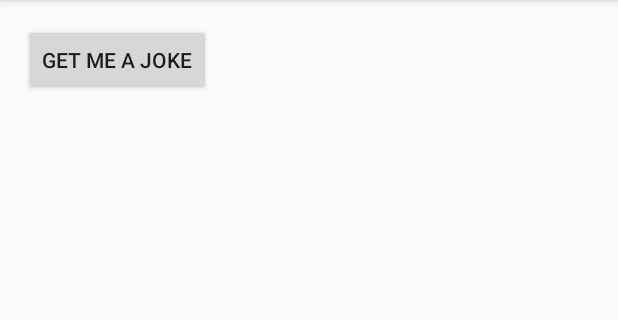
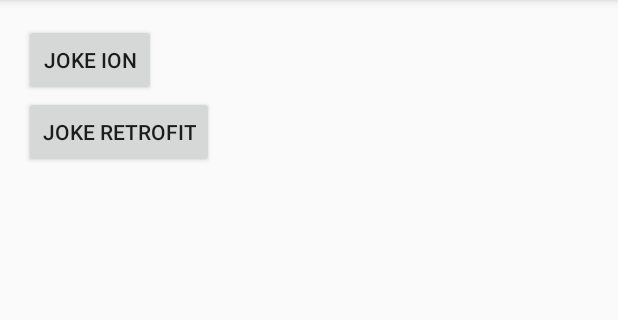
Before and after one commit to vrangasayee/CS175Fall2016Android, an Android app: the screen it shows after launch (MainActivity), on a phone screen of 412 x 824 dp, the part 84-404 px from its top. Run offline under Robolectric (Android 15) with nearby library versions, the phone set to English and light mode, and no system bars; libraries missing offline, so code that uses them is left out: com.koushikdutta.async, com.koushikdutta.ion; pictures from the network do not load.

Commit message:
Added Retrofit  and GSON support

```diff
--- a/CatsandJokes/app/build.gradle
+++ b/CatsandJokes/app/build.gradle
@@ -29,4 +29,9 @@ dependencies {
 
     // Ion for URL loading
     compile 'com.koushikdutta.ion:ion:2.+'
+
+    // Use GSON and retrofit
+    compile 'com.google.code.gson:gson:2.6.2'
+    compile 'com.squareup.retrofit2:retrofit:2.1.0'
+    compile 'com.squareup.retrofit2:converter-gson:2.1.0'
 }
--- a/CatsandJokes/app/src/main/AndroidManifest.xml
+++ b/CatsandJokes/app/src/main/AndroidManifest.xml
@@ -8,7 +8,7 @@
         android:label="@string/app_name"
         android:supportsRtl="true"
         android:theme="@style/AppTheme">
-        <activity android:name=".MainActivity">
+        <activity android:name=".ui.MainActivity">
             <intent-filter>
                 <action android:name="android.intent.action.MAIN" />
 
--- /dev/null
+++ b/CatsandJokes/app/src/main/java/edu/sjsu/fall2016/cs175/catsandjokes/data/ICNDBService.java
@@ -0,0 +1,9 @@
+package edu.sjsu.fall2016.cs175.catsandjokes.data;
+
+import retrofit2.Call;
+import retrofit2.http.GET;
+
+public interface ICNDBService {
+    @GET("jokes/random}")
+    Call<JokeResponse> getJoke();
+}
--- /dev/null
+++ b/CatsandJokes/app/src/main/java/edu/sjsu/fall2016/cs175/catsandjokes/data/remote/RetrofitHelper.java
@@ -0,0 +1,27 @@
+package edu.sjsu.fall2016.cs175.catsandjokes.data.remote;
+
+import edu.sjsu.fall2016.cs175.catsandjokes.data.ICNDBService;
+import retrofit2.Retrofit;
+import retrofit2.converter.gson.GsonConverterFactory;
+
+/**
+ * Created by narayan on 9/28/16.
+ */
+
+public class RetrofitHelper {
+
+    public static final String BASE_URL = "http://api.icndb.com/";
+    private static Retrofit retrofit;
+
+    public static void init() {
+        retrofit = new Retrofit.Builder()
+            .baseUrl(BASE_URL)
+            .addConverterFactory(GsonConverterFactory.create())
+            .build();
+    }
+
+
+    public static ICNDBService getService() {
+        return retrofit.create(ICNDBService.class);
+    }
+}
--- a/CatsandJokes/app/src/main/java/edu/sjsu/fall2016/cs175/catsandjokes/MainActivity.java
+++ b/CatsandJokes/app/src/main/java/edu/sjsu/fall2016/cs175/catsandjokes/ui/MainActivity.java
@@ -1,9 +1,10 @@
-package edu.sjsu.fall2016.cs175.catsandjokes;
+package edu.sjsu.fall2016.cs175.catsandjokes.ui;
 
 import android.support.v7.app.AppCompatActivity;
 import android.os.Bundle;
 import android.view.View;
 import android.widget.TextView;
+import android.widget.Toast;
 
 import com.koushikdutta.async.future.FutureCallback;
 import com.koushikdutta.async.future.FutureRunnable;
@@ -12,12 +13,24 @@ import com.koushikdutta.ion.Ion;
 import org.json.JSONException;
 import org.json.JSONObject;
 
+import edu.sjsu.fall2016.cs175.catsandjokes.R;
+import edu.sjsu.fall2016.cs175.catsandjokes.data.ICNDBService;
+import edu.sjsu.fall2016.cs175.catsandjokes.data.JokeResponse;
+import edu.sjsu.fall2016.cs175.catsandjokes.data.remote.RetrofitHelper;
+import retrofit2.Call;
+import retrofit2.Callback;
+import retrofit2.Response;
+import retrofit2.Retrofit;
+
 public class MainActivity extends AppCompatActivity {
+    private ICNDBService apiService;
 
     @Override
     protected void onCreate(Bundle savedInstanceState) {
         super.onCreate(savedInstanceState);
         setContentView(R.layout.activity_main);
+        RetrofitHelper.init();
+        apiService =  RetrofitHelper.getService();
     }
 
     public void jokeClicked(View view) {
@@ -32,6 +45,7 @@ public class MainActivity extends AppCompatActivity {
                 });
 
     }
+
 
     /**
      * {
@@ -57,4 +71,22 @@ public class MainActivity extends AppCompatActivity {
             e.printStackTrace();
         }
     }
+
+    public void jokeClickedRetrofit(View view) {
+        Call<JokeResponse> jokeResponse = apiService.getJoke();
+        jokeResponse.enqueue(new Callback<JokeResponse>() {
+            @Override
+            public void onResponse(Call<JokeResponse> call, Response<JokeResponse> response) {
+                TextView jokeText = (TextView) findViewById(R.id.joke);
+                jokeText.setText(response.body().getJokeString());
+            }
+
+            @Override
+            public void onFailure(Call<JokeResponse> call, Throwable t) {
+                Toast.makeText(MainActivity.this, "API Failure", Toast.LENGTH_LONG).show();
+            }
+        });
+
+
+    }
 }
--- a/CatsandJokes/app/src/main/res/layout/activity_main.xml
+++ b/CatsandJokes/app/src/main/res/layout/activity_main.xml
@@ -9,14 +9,20 @@
     android:paddingRight="@dimen/activity_horizontal_margin"
     android:paddingTop="@dimen/activity_vertical_margin"
     android:orientation="vertical"
-    tools:context="edu.sjsu.fall2016.cs175.catsandjokes.MainActivity">
+    tools:context="edu.sjsu.fall2016.cs175.catsandjokes.ui.MainActivity">
 
     <Button
         android:layout_width="wrap_content"
         android:layout_height="wrap_content"
-        android:text="Get me a joke"
+        android:text="Joke Ion"
         android:id="@+id/jokeClick"
         android:onClick="jokeClicked"/>
+    <Button
+        android:layout_width="wrap_content"
+        android:layout_height="wrap_content"
+        android:text="Joke Retrofit"
+        android:id="@+id/jokeClick2"
+        android:onClick="jokeClickedRetrofit"/>
 
     <TextView
         android:layout_width="match_parent"
```
Also changed, not shown: CatsandJokes/app/src/main/java/edu/sjsu/fall2016/cs175/catsandjokes/data/JokeModel.java (added, +7 -0 lines), CatsandJokes/app/src/main/java/edu/sjsu/fall2016/cs175/catsandjokes/data/JokeResponse.java (added, +11 -0 lines).
